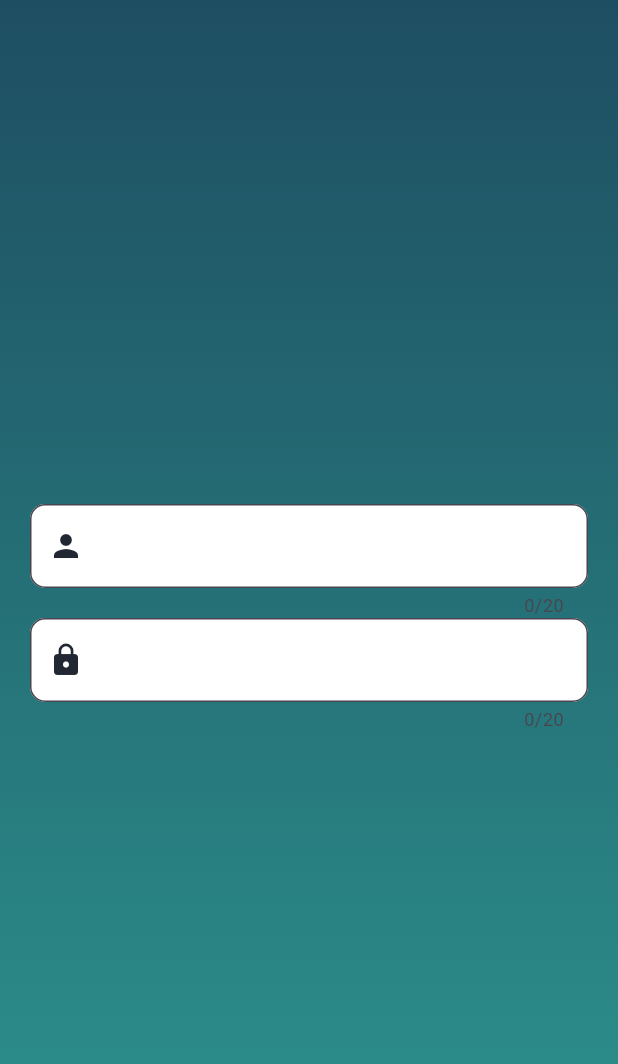
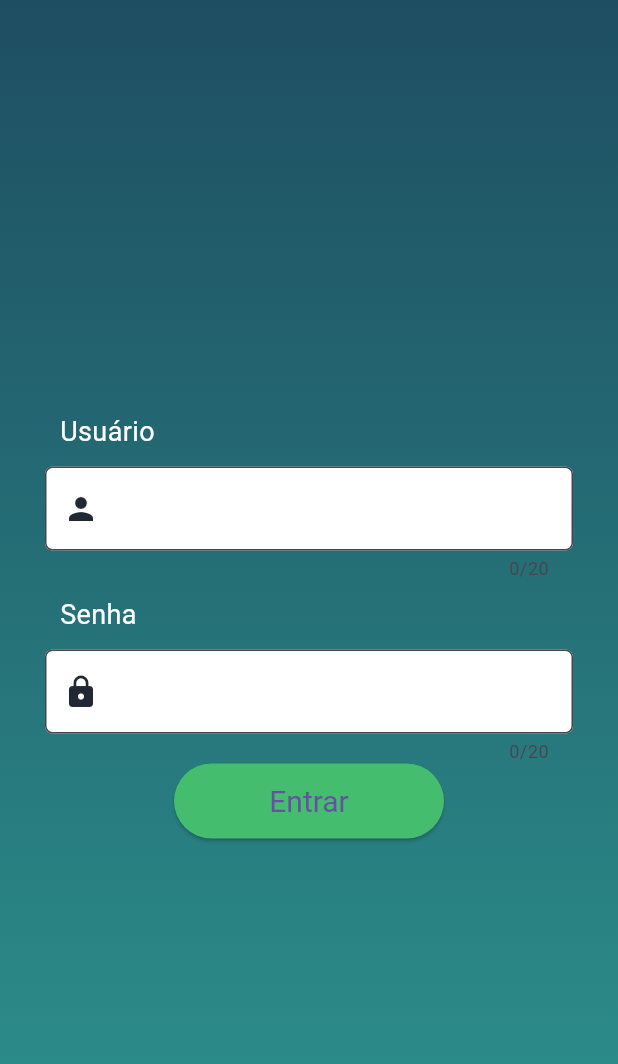
Before and after one commit to anaclara-s/prova_flutter, a Flutter app: the screen it shows after launch, on a phone screen of 412 x 824 dp. Shown: the top 1064 px of the screen. Run offline on Flutter 3.47's test engine with Material 3 defaults, Android fonts, the phone set to English and light mode, and no system bars.

Commit message:
adicionado CustomElevatedButton

```diff
--- /dev/null
+++ b/lib/custom_elevated_button.dart
@@ -0,0 +1,30 @@
+import 'package:flutter/material.dart';
+
+import 'constants.dart';
+
+class CustomElevatedButton extends StatefulWidget {
+  const CustomElevatedButton({super.key});
+
+  @override
+  State<CustomElevatedButton> createState() => _CustomElevatedButtonState();
+}
+
+class _CustomElevatedButtonState extends State<CustomElevatedButton> {
+  @override
+  Widget build(BuildContext context) {
+    final ButtonStyle style = ElevatedButton.styleFrom(
+      textStyle: TextStyle(fontSize: 20),
+      backgroundColor: kElevatedButtomColor,
+      minimumSize: Size(180, 50),
+      shape: RoundedRectangleBorder(
+        borderRadius: BorderRadius.circular(100),
+      ),
+    );
+
+    return ElevatedButton(
+      child: Text('Entrar'),
+      style: style,
+      onPressed: () {},
+    );
+  }
+}
--- a/lib/custom_text_form_field.dart
+++ b/lib/custom_text_form_field.dart
@@ -1,16 +1,19 @@
 import 'package:flutter/material.dart';
+
+import 'constants.dart';
 
 class CustomTextFormField extends StatefulWidget {
   final int? maxLength;
   final TextInputType? keyboardType;
   final Widget? prefixIcon;
+  final String? text;
 
-  const CustomTextFormField({
-    super.key,
+  const CustomTextFormField(
+      {super.key,
       required this.maxLength,
       required this.keyboardType,
       required this.prefixIcon,
-  });
+      required this.text});
 
   @override
   State<CustomTextFormField> createState() => _CustomTextFormFieldState();
@@ -19,7 +22,20 @@ class CustomTextFormField extends StatefulWidget {
 class _CustomTextFormFieldState extends State<CustomTextFormField> {
   @override
   Widget build(BuildContext context) {
-    return TextFormField(
+    return Column(
+      children: [
+        Row(
+          children: [
+            Padding(
+              padding: const EdgeInsets.all(10.0),
+              child: Text(
+                widget.text ?? "",
+                style: TextStyle(color: kTextFormFieldColor, fontSize: 18),
+              ),
+            ),
+          ],
+        ),
+        TextFormField(
           maxLength: widget.maxLength,
           keyboardType: widget.keyboardType,
           decoration: InputDecoration(
@@ -27,9 +43,11 @@ class _CustomTextFormFieldState extends State<CustomTextFormField> {
             filled: true,
             fillColor: Colors.white,
             border: OutlineInputBorder(
-          borderRadius: BorderRadius.circular(10),
+              borderRadius: BorderRadius.circular(5),
             ),
           ),
+        ),
+      ],
     );
   }
 }
--- a/lib/login_screen.dart
+++ b/lib/login_screen.dart
@@ -1,6 +1,7 @@
 import 'package:flutter/material.dart';
 
 import 'constants.dart';
+import 'custom_elevated_button.dart';
 import 'custom_text_form_field.dart';
 
 class LoginScreen extends StatelessWidget {
@@ -21,21 +22,24 @@ class LoginScreen extends StatelessWidget {
           ),
         ),
         child: Padding(
-          padding: const EdgeInsets.all(20),
+          padding: const EdgeInsets.all(30),
           child: Column(
             mainAxisAlignment: MainAxisAlignment.center,
             crossAxisAlignment: CrossAxisAlignment.center,
             children: [
               CustomTextFormField(
+                text: 'Usuário',
                 maxLength: 20,
                 keyboardType: TextInputType.text,
                 prefixIcon: Icon(Icons.person, color: kLoginScreenIconColor),
               ),
               CustomTextFormField(
+                text: 'Senha',
                 maxLength: 20,
                 keyboardType: TextInputType.text,
                 prefixIcon: Icon(Icons.lock, color: kLoginScreenIconColor),
               ),
+              CustomElevatedButton(),
             ],
           ),
         ),
```
Lines whose indentation alone changed are shown as unchanged.
